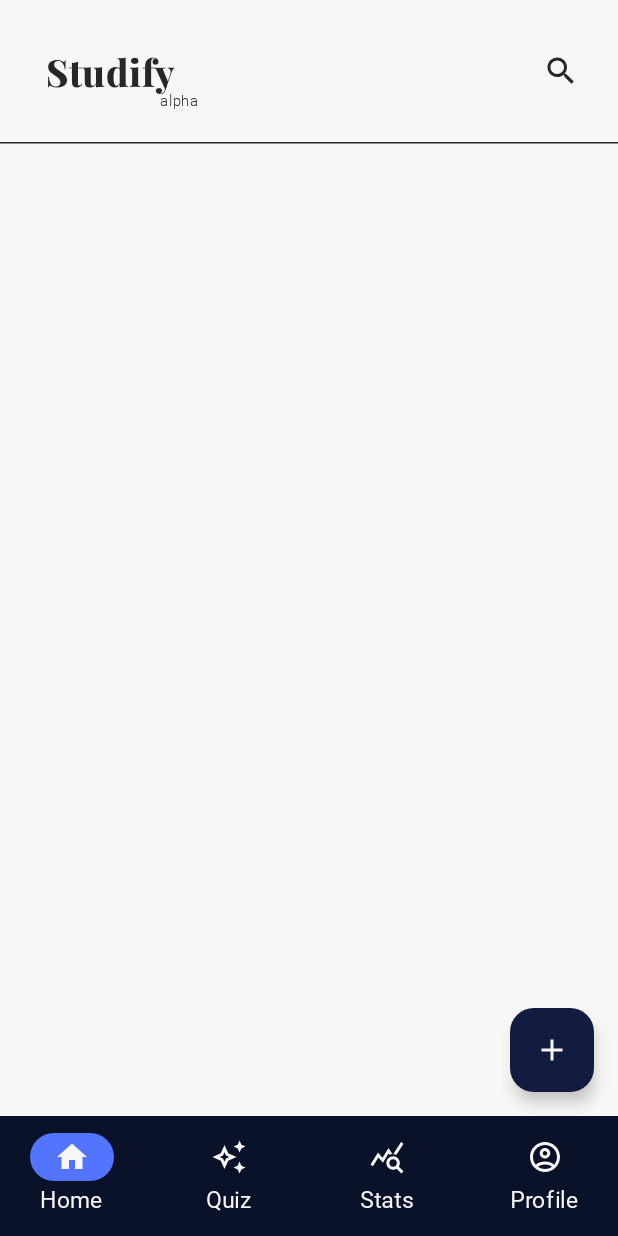
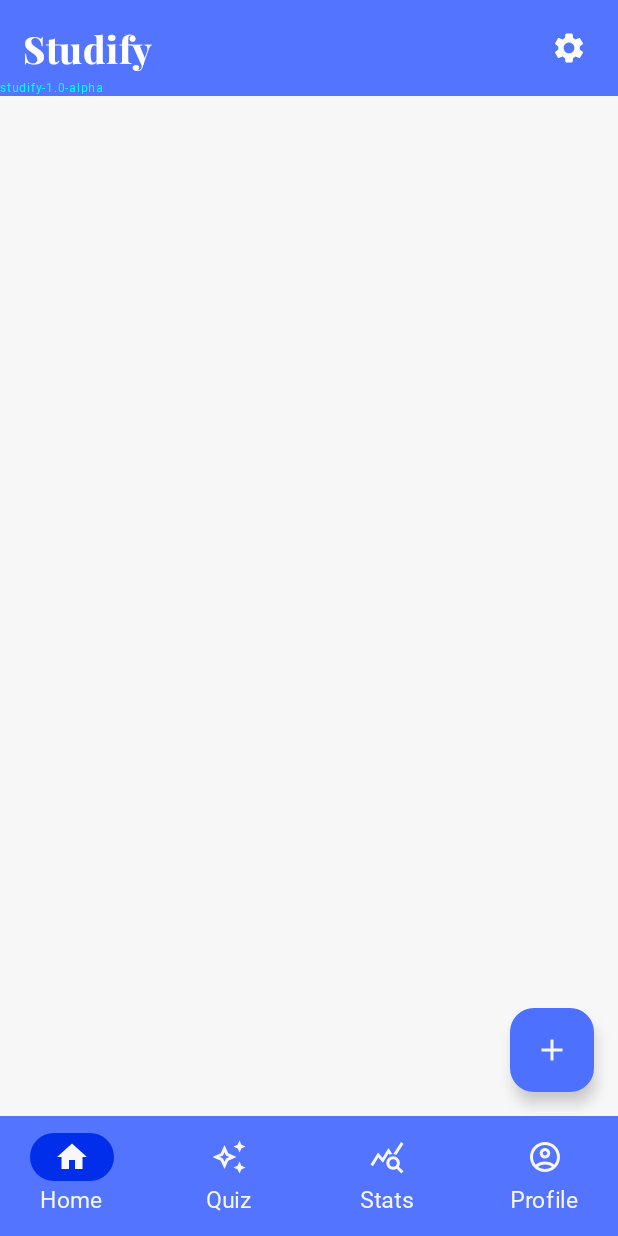
Before and after one commit to lhfp/studifydemo, an Android app built with Jetpack Compose: the screen it shows after launch (MainActivity), on a phone screen of 412 x 824 dp. Run offline under Robolectric (Android 15) with nearby library versions, the phone set to English and light mode, and no system bars; our stand-ins replace Dagger/Hilt's generated code.

Commit message:
top bar - scaffold refactor
* changed top bar to be rendered using scaffold in main screen
* build version changes
* changed 'search' button to 'settings' button
* applied changes to app colors

```diff
--- a/app/src/main/java/com/lhfp/studifydemo/data/repository/SubjectRepositoryImpl.kt
+++ b/app/src/main/java/com/lhfp/studifydemo/data/repository/SubjectRepositoryImpl.kt
@@ -7,8 +7,6 @@ import com.lhfp.studifydemo.domain.model.Subject
 import com.lhfp.studifydemo.domain.model.SubjectWithNotes
 import com.lhfp.studifydemo.domain.repository.SubjectRepository
 import kotlinx.coroutines.flow.Flow
-import kotlinx.coroutines.flow.flow
-import kotlinx.coroutines.flow.onEach
 
 class SubjectRepositoryImpl(
     private val dao: SubjectDao
--- a/app/src/main/java/com/lhfp/studifydemo/ui/main/MainActivity.kt
+++ b/app/src/main/java/com/lhfp/studifydemo/ui/main/MainActivity.kt
@@ -9,10 +9,8 @@ import androidx.compose.animation.fadeIn
 import androidx.compose.animation.fadeOut
 import androidx.compose.foundation.background
 import androidx.compose.foundation.isSystemInDarkTheme
-import androidx.compose.foundation.layout.Box
 import androidx.compose.foundation.layout.Column
 import androidx.compose.foundation.layout.fillMaxSize
-import androidx.compose.foundation.layout.fillMaxWidth
 import androidx.compose.foundation.layout.padding
 import androidx.compose.material.icons.Icons
 import androidx.compose.material.icons.filled.AccountCircle
@@ -27,7 +25,6 @@ import androidx.compose.material.icons.outlined.QueryStats
 import androidx.compose.material3.ExperimentalMaterial3Api
 import androidx.compose.material3.FabPosition
 import androidx.compose.material3.FloatingActionButton
-import androidx.compose.material3.HorizontalDivider
 import androidx.compose.material3.Icon
 import androidx.compose.material3.MaterialTheme
 import androidx.compose.material3.NavigationBar
@@ -41,30 +38,27 @@ import androidx.compose.runtime.Composable
 import androidx.compose.runtime.getValue
 import androidx.compose.runtime.mutableIntStateOf
 import androidx.compose.runtime.mutableStateOf
-import androidx.compose.runtime.remember
 import androidx.compose.runtime.rememberCoroutineScope
 import androidx.compose.runtime.saveable.rememberSaveable
 import androidx.compose.runtime.setValue
-import androidx.compose.ui.Alignment
 import androidx.compose.ui.Modifier
 import androidx.compose.ui.res.stringResource
 import androidx.compose.ui.text.font.FontWeight
 import androidx.compose.ui.tooling.preview.Preview
-import androidx.compose.ui.unit.dp
 import androidx.compose.ui.unit.sp
 import androidx.navigation.compose.NavHost
 import androidx.navigation.compose.composable
 import androidx.navigation.compose.rememberNavController
 import com.lhfp.studifydemo.R
 import com.lhfp.studifydemo.ui.common.BottomNavigationBarItem
-import com.lhfp.studifydemo.ui.common.Logo
+import com.lhfp.studifydemo.ui.main.components.Logo
 import com.lhfp.studifydemo.ui.common.NavHome
 import com.lhfp.studifydemo.ui.common.NavProfile
 import com.lhfp.studifydemo.ui.common.NavQuiz
 import com.lhfp.studifydemo.ui.common.NavStats
-import com.lhfp.studifydemo.ui.common.SearchBar
+import com.lhfp.studifydemo.ui.main.components.SettingsButton
 import com.lhfp.studifydemo.ui.home.components.AddSubjectBottomSheet
-import com.lhfp.studifydemo.ui.home.components.HomeScreen
+import com.lhfp.studifydemo.ui.main.components.StudifyTopBar
 import com.lhfp.studifydemo.ui.theme.StudifyDemoTheme
 import com.lhfp.studifydemo.ui.theme.robotoFont
 import dagger.hilt.android.AndroidEntryPoint
@@ -181,6 +175,9 @@ class MainActivity : ComponentActivity() {
                     }
                 },
                 floatingActionButtonPosition = FabPosition.End,
+                topBar = {
+                    StudifyTopBar(logo = { Logo() }, rightSide = { SettingsButton() })
+                }
             ) {
                 Column(
                     modifier = Modifier
@@ -188,11 +185,6 @@ class MainActivity : ComponentActivity() {
                         .background(MaterialTheme.colorScheme.background)
                         .padding(it)
                 ) {
-                    TopBar(Modifier.padding(15.dp))
-                    HorizontalDivider(
-                        thickness = 1.dp,
-                        color = MaterialTheme.colorScheme.onBackground
-                    )
                     NavHost(
                         navController = navController,
                         startDestination = NavHome,
@@ -203,7 +195,9 @@ class MainActivity : ComponentActivity() {
                             fadeOut(animationSpec = tween(300))
                         }
                     ) {
-                        composable<NavHome> { HomeScreen() }
+                        composable<NavHome> {
+                            //HomeScreen()
+                        }
                         composable<NavQuiz> { Text(text = "Quiz screen") }
                         composable<NavStats> { Text(text = "Stats screen") }
                         composable<NavProfile> { Text(text = "Profile screen") }
@@ -222,14 +216,6 @@ class MainActivity : ComponentActivity() {
         }
     }
 
-    @Composable
-    fun TopBar(modifier: Modifier = Modifier) {
-        Box(modifier = modifier.fillMaxWidth()) {
-            Logo(Modifier.align(Alignment.CenterStart))
-            SearchBar(Modifier.align(Alignment.CenterEnd))
-        }
-    }
-
     @Preview(name = "DarkMode", showSystemUi = true, uiMode = Configuration.UI_MODE_NIGHT_YES)
     @Preview(name = "LightMode", showSystemUi = true, uiMode = Configuration.UI_MODE_NIGHT_NO)
     @Composable
--- a/app/src/main/java/com/lhfp/studifydemo/ui/common/Logo.kt
+++ b/app/src/main/java/com/lhfp/studifydemo/ui/main/components/Logo.kt
@@ -1,20 +1,19 @@
-package com.lhfp.studifydemo.ui.common
+package com.lhfp.studifydemo.ui.main.components
 
 import android.content.res.Configuration
 import androidx.compose.foundation.layout.Box
 import androidx.compose.foundation.layout.padding
-import androidx.compose.material3.MaterialTheme
 import androidx.compose.material3.Text
 import androidx.compose.runtime.Composable
 import androidx.compose.ui.Alignment
 import androidx.compose.ui.Modifier
+import androidx.compose.ui.graphics.Color
 import androidx.compose.ui.text.font.FontWeight
 import androidx.compose.ui.tooling.preview.Preview
 import androidx.compose.ui.unit.dp
 import androidx.compose.ui.unit.sp
 import com.lhfp.studifydemo.ui.theme.StudifyDemoTheme
 import com.lhfp.studifydemo.ui.theme.playFairFont
-import com.lhfp.studifydemo.ui.theme.robotoFont
 
 @Composable
 fun Logo(modifier: Modifier = Modifier) {
@@ -26,19 +25,10 @@ fun Logo(modifier: Modifier = Modifier) {
             fontFamily = playFairFont,
             fontSize = 25.sp,
             fontWeight = FontWeight.ExtraBold,
-            color = MaterialTheme.colorScheme.onBackground,
+            color = Color.White,
             modifier = Modifier
                 .align(Alignment.Center)
-                .padding(15.dp)
-        )
-        Text(
-            text = "alpha",
-            fontFamily = robotoFont,
-            fontSize = 10.sp,
-            fontWeight = FontWeight.Light,
-            color = MaterialTheme.colorScheme.onBackground,
-            modifier = Modifier
-                .align(Alignment.BottomEnd)
+                .padding(10.dp)
         )
     }
 }
--- a/app/src/main/java/com/lhfp/studifydemo/ui/common/SearchBar.kt
+++ b/app/src/main/java/com/lhfp/studifydemo/ui/main/components/SettingsButton.kt
@@ -1,30 +1,29 @@
-package com.lhfp.studifydemo.ui.common
+package com.lhfp.studifydemo.ui.main.components
 
 import androidx.compose.foundation.layout.Box
 import androidx.compose.foundation.layout.padding
 import androidx.compose.material.icons.Icons
-import androidx.compose.material.icons.filled.Search
+import androidx.compose.material.icons.filled.Settings
 import androidx.compose.material3.Icon
-import androidx.compose.material3.MaterialTheme
 import androidx.compose.runtime.Composable
 import androidx.compose.ui.Alignment
 import androidx.compose.ui.Modifier
+import androidx.compose.ui.graphics.Color
 import androidx.compose.ui.tooling.preview.Preview
 import androidx.compose.ui.unit.dp
 import com.lhfp.studifydemo.ui.theme.StudifyDemoTheme
 
 @Composable
-fun SearchBar(modifier: Modifier = Modifier) {
+fun SettingsButton(modifier: Modifier = Modifier) {
     Box(
         modifier = modifier
-            .padding(5.dp)
     ) {
         Icon(
-            Icons.Default.Search,
-            contentDescription = "Search bar icon",
-            tint = MaterialTheme.colorScheme.onBackground,
+            Icons.Default.Settings,
+            contentDescription = "",
+            tint = Color.White,
             modifier = Modifier
-                .padding(5.dp)
+                .padding(end = 15.dp)
                 .align(Alignment.Center)
         )
     }
@@ -34,6 +33,6 @@ fun SearchBar(modifier: Modifier = Modifier) {
 @Composable
 private fun SearchBarPreview() {
     StudifyDemoTheme {
-        SearchBar()
+        SettingsButton()
     }
 }
--- /dev/null
+++ b/app/src/main/java/com/lhfp/studifydemo/ui/main/components/StudifyTopBar.kt
@@ -0,0 +1,66 @@
+package com.lhfp.studifydemo.ui.main.components
+
+import android.content.res.Configuration
+import androidx.compose.foundation.background
+import androidx.compose.foundation.layout.Arrangement
+import androidx.compose.foundation.layout.Box
+import androidx.compose.foundation.layout.Row
+import androidx.compose.foundation.layout.fillMaxWidth
+import androidx.compose.foundation.layout.height
+import androidx.compose.foundation.layout.padding
+import androidx.compose.material3.MaterialTheme
+import androidx.compose.material3.Text
+import androidx.compose.runtime.Composable
+import androidx.compose.ui.Alignment
+import androidx.compose.ui.Modifier
+import androidx.compose.ui.graphics.Color
+import androidx.compose.ui.tooling.preview.Preview
+import androidx.compose.ui.unit.dp
+import androidx.compose.ui.unit.sp
+import com.lhfp.studifydemo.BuildConfig
+import com.lhfp.studifydemo.ui.theme.StudifyDemoTheme
+import com.lhfp.studifydemo.ui.theme.robotoFont
+
+@Composable
+fun StudifyTopBar(
+    logo: @Composable () -> Unit,
+    rightSide: @Composable () -> Unit,
+    modifier: Modifier = Modifier
+) {
+    Box(
+        modifier.fillMaxWidth()
+    ) {
+        Row(
+            horizontalArrangement = Arrangement.SpaceBetween,
+            verticalAlignment = Alignment.CenterVertically,
+            modifier = modifier
+                .fillMaxWidth()
+                .background(MaterialTheme.colorScheme.surface)
+                .padding(5.dp)
+        ) {
+            logo()
+            rightSide()
+        }
+        VersionText(modifier = Modifier.align(Alignment.BottomStart))
+    }
+}
+
+@Composable
+fun VersionText(modifier: Modifier) {
+    Text(
+        text = "studify-${BuildConfig.VERSION_NAME}",
+        color = Color.Cyan,
+        fontFamily = robotoFont,
+        fontSize = 8.sp,
+        modifier = modifier.height(17.dp)
+    )
+}
+
+@Preview(name = "DarkMode", uiMode = Configuration.UI_MODE_NIGHT_YES)
+@Preview(name = "LightMode", uiMode = Configuration.UI_MODE_NIGHT_NO)
+@Composable
+private fun StudifyTopBarPreview() {
+    StudifyDemoTheme {
+        StudifyTopBar(logo = { Logo() }, rightSide = { SettingsButton() })
+    }
+}
--- a/app/src/main/java/com/lhfp/studifydemo/ui/theme/Theme.kt
+++ b/app/src/main/java/com/lhfp/studifydemo/ui/theme/Theme.kt
@@ -7,31 +7,35 @@ import androidx.compose.material3.lightColorScheme
 import androidx.compose.runtime.Composable
 
 private val DarkColorScheme = darkColorScheme(
-    primary = OxfordBlue_A100,
-    onPrimary = OxfordBlue_A100,
-    secondary = OxfordBlue_300,
-    onSecondary = OxfordBlue_400,
-    tertiary = PennRed_500,
-    background = OxfordBlue_900,
+    primary = OxfordBlue_A200,
+    onPrimary = PaleWhite,
+    secondary = HighlightOrange_500,
+    onSecondary = PaleBlack,
+    tertiary = OxfordBlue_400,
+    onTertiary = OxfordBlue_A100,
+    background = OxfordBlue_800,
     onBackground = PaleWhite,
     primaryContainer = OxfordBlue_400,
     onPrimaryContainer = PaleWhite,
     surface = OxfordBlue_500,
-    onSurface = OxfordBlue_600
+    onSurface = OxfordBlue_600,
+    onError = PennRed_300
 )
 
 private val LightColorScheme = lightColorScheme(
-    primary = OxfordBlue_A100,
+    primary = OxfordBlue_A200,
     onPrimary = PaleWhite,
-    secondary = OxfordBlue_300,
-    onSecondary = OxfordBlue_400,
-    tertiary = PennRed_500,
+    secondary = HighlightOrange_500,
+    onSecondary = PaleBlack,
+    tertiary = OxfordBlue_400,
+    onTertiary = OxfordBlue_A100,
     background = PaleWhite,
     onBackground = PaleBlack,
     primaryContainer = PaleWhite,
-    onPrimaryContainer = OxfordBlue_900,
-    surface = OxfordBlue_500,
-    onSurface = OxfordBlue_A100
+    onPrimaryContainer = OxfordBlue_800,
+    surface = OxfordBlue_A100,
+    onSurface = OxfordBlue_A400,
+    onError = PennRed_300,
 
     /* Other default colors to override
     background = Color(0xFFFFFBFE),
```
Also changed, not shown: app/build.gradle.kts (+11 -1 lines).
